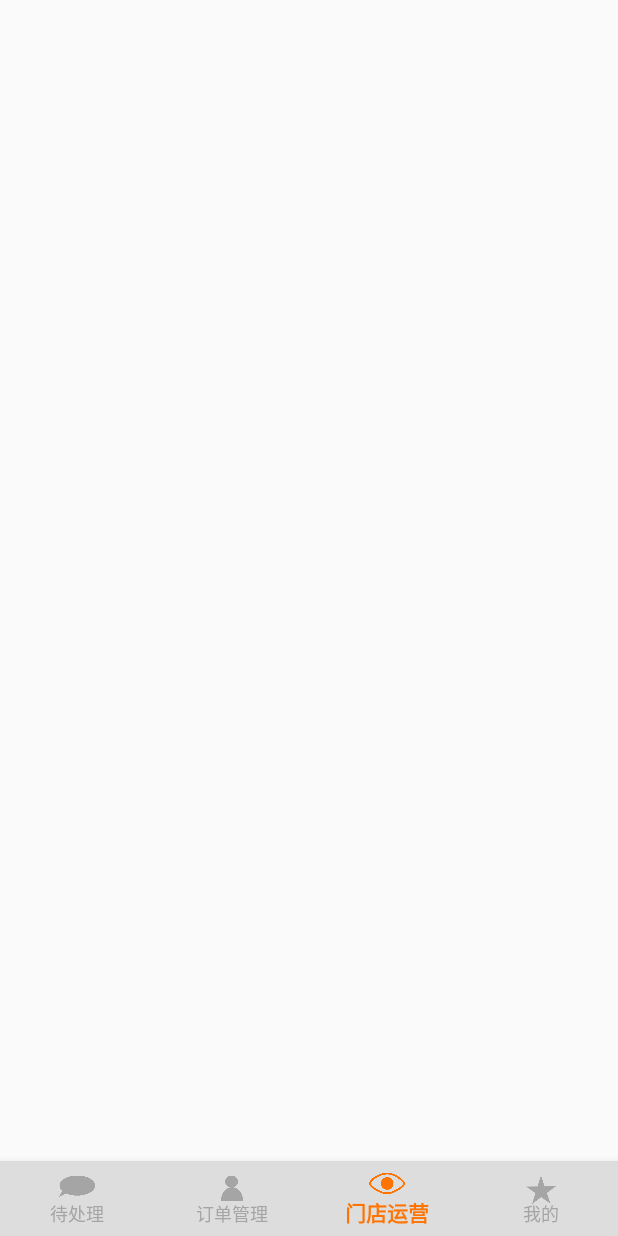
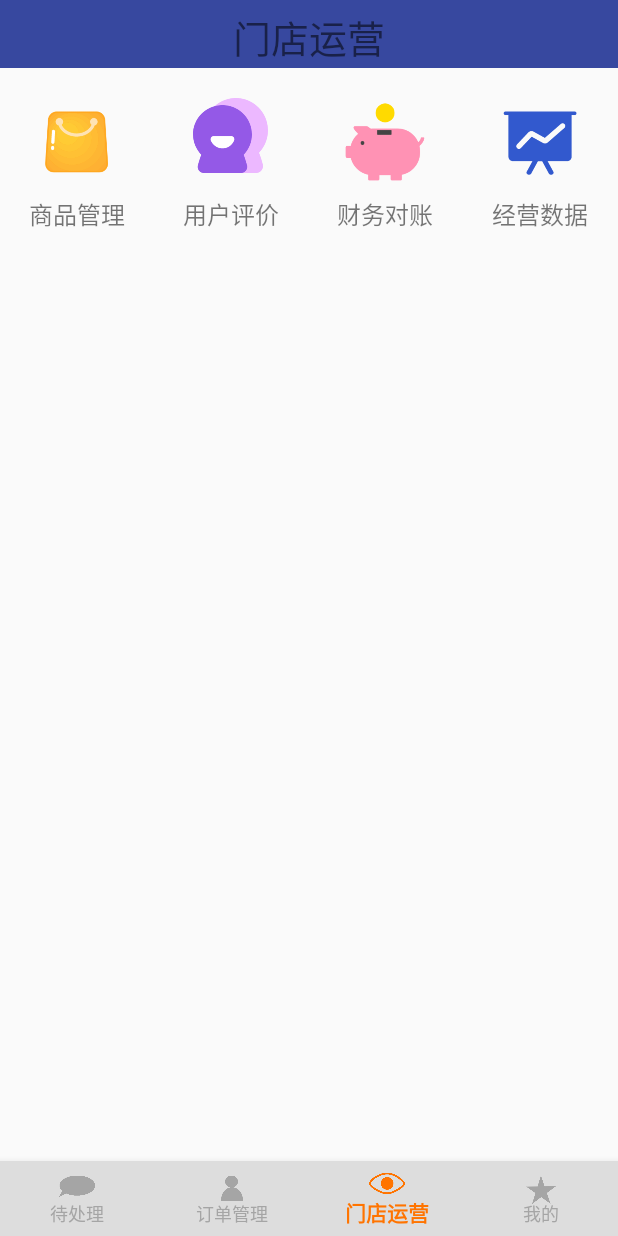
Before and after one commit to a786933542/PLB, an Android app: the screen it shows after launch (MainActivity), item 3 of the bottom bar chosen, on a phone screen of 412 x 824 dp. Run offline under Robolectric (Android 15) with nearby library versions, the phone set to English and light mode, and no system bars.

Commit message:
operating

```diff
--- a/app/build.gradle
+++ b/app/build.gradle
@@ -4,7 +4,7 @@ android {
     compileSdkVersion 28
     defaultConfig {
         applicationId "com.example.administrator.plb"
-        minSdkVersion 22
+        minSdkVersion 19
         targetSdkVersion 28
         versionCode 1
         versionName "1.0"
@@ -26,4 +26,5 @@ dependencies {
     androidTestImplementation 'com.android.support.test:runner:1.0.2'
     androidTestImplementation 'com.android.support.test.espresso:espresso-core:3.0.2'
     implementation 'com.android.support:design:28.0.0'
+    implementation files('libs/LayoutCreator1.4.jar')
 }
--- a/app/src/main/java/com/example/administrator/plb/activity/MainActivity.java
+++ b/app/src/main/java/com/example/administrator/plb/activity/MainActivity.java
@@ -27,8 +27,6 @@ import java.util.ArrayList;
 import java.util.List;
 
 public class MainActivity extends AppCompatActivity implements View.OnClickListener{
-
-
     private ViewPager viewPager;
     private BottomNavigationView bottomView;
     private FragmentAdapter adapter;
--- a/app/src/main/res/layout/fragment_operating.xml
+++ b/app/src/main/res/layout/fragment_operating.xml
@@ -1,6 +1,114 @@
 <?xml version="1.0" encoding="utf-8"?>
-<android.support.constraint.ConstraintLayout
-    xmlns:android="http://schemas.android.com/apk/res/android" android:layout_width="match_parent"
-    android:layout_height="match_parent">
+<LinearLayout
+    xmlns:android="http://schemas.android.com/apk/res/android"
+    android:layout_width="match_parent"
+    android:layout_height="match_parent"
+    android:orientation="vertical">
+    <include layout="@layout/operating_head"/>
+    <LinearLayout
+        android:id="@+id/manager"
+        android:layout_width="match_parent"
+        android:layout_height="wrap_content"
+        android:orientation="horizontal"
+        android:layout_marginTop="20dp">
+        <LinearLayout
+            android:layout_width="0dp"
+            android:layout_weight="1"
+            android:layout_height="wrap_content"
+            android:orientation="vertical"
+            android:gravity="center">
+            <ImageView
+                android:layout_width="60dp"
+                android:layout_height="60dp"
+                android:gravity="center"
+                android:padding="5dp"
+                android:background="@mipmap/shop"
+               />
+            <TextView
+                android:layout_width="wrap_content"
+                android:layout_height="match_parent"
+                android:text="商品管理"
+                android:gravity="center"
+                android:textSize="16dp"
+                android:padding="5dp"
+                />
 
-</android.support.constraint.ConstraintLayout>
+        </LinearLayout>
+        <LinearLayout
+            android:id="@+id/evaluation"
+            android:layout_width="0dp"
+            android:layout_weight="1"
+            android:layout_height="wrap_content"
+            android:orientation="vertical"
+            android:gravity="center">
+            <ImageView
+                android:layout_width="50dp"
+                android:layout_height="50dp"
+                android:gravity="center"
+                android:padding="5dp"
+                android:background="@mipmap/evaluation"
+                />
+            <TextView
+                android:layout_width="wrap_content"
+                android:layout_height="match_parent"
+                android:text="用户评价"
+                android:gravity="center"
+                android:textSize="16dp"
+                android:layout_marginTop="10dp"
+                android:padding="5dp"
+                />
+
+        </LinearLayout>
+        <LinearLayout
+            android:id="@+id/financial"
+            android:layout_width="0dp"
+            android:layout_weight="1"
+            android:layout_height="wrap_content"
+            android:orientation="vertical"
+            android:gravity="center">
+            <ImageView
+                android:layout_width="60dp"
+                android:layout_height="60dp"
+                android:gravity="center"
+                android:padding="5dp"
+                android:background="@mipmap/financial"
+                />
+            <TextView
+                android:layout_width="wrap_content"
+                android:layout_height="match_parent"
+                android:text="财务对账"
+                android:gravity="center"
+                android:textSize="16dp"
+                android:padding="5dp"
+                />
+
+        </LinearLayout>
+        <LinearLayout
+            android:id="@+id/data"
+            android:layout_width="0dp"
+            android:layout_weight="1"
+            android:layout_height="wrap_content"
+            android:orientation="vertical"
+            android:gravity="center">
+            <ImageView
+                android:layout_width="60dp"
+                android:layout_height="60dp"
+                android:gravity="center"
+                android:padding="5dp"
+                android:background="@mipmap/data"
+                />
+            <TextView
+                android:layout_width="wrap_content"
+                android:layout_height="match_parent"
+                android:text="经营数据"
+                android:gravity="center"
+                android:textSize="16dp"
+                android:padding="5dp"
+                />
+
+        </LinearLayout>
+    </LinearLayout>
+
+
+
+</LinearLayout>
--- /dev/null
+++ b/app/src/main/res/layout/operating_head.xml
@@ -0,0 +1,21 @@
+<?xml version="1.0" encoding="utf-8"?>
+<LinearLayout xmlns:android="http://schemas.android.com/apk/res/android"
+    android:layout_width="match_parent"
+    android:layout_height="wrap_content"
+    android:orientation="vertical">
+
+    <LinearLayout
+        android:layout_width="match_parent"
+        android:layout_height="45dp"
+        android:background="#37489f">
+        <TextView
+            android:layout_width="match_parent"
+            android:layout_height="match_parent"
+            android:text="门店运营"
+            android:gravity="center"
+            android:textSize="25dp"
+            android:padding="5dp"/>
+
+    </LinearLayout>
+
+</LinearLayout>
```
Also changed, not shown: app/src/main/AndroidManifest.xml (+6 -5 lines), app/src/main/java/com/example/administrator/plb/fragment/OperatingFragment.java (+52 -2 lines), app/src/main/java/com/example/administrator/plb/operating/operating_data.java (added, +15 -0 lines), app/src/main/java/com/example/administrator/plb/operating/operating_evaluation.java (added, +15 -0 lines), app/src/main/java/com/example/administrator/plb/operating/operating_financial.java (added, +15 -0 lines), app/src/main/java/com/example/administrator/plb/operating/operating_manager.java (added, +15 -0 lines), app/src/main/res/layout/activity_operating_data.xml (added, +9 -0 lines), app/src/main/res/layout/activity_operating_evaluation.xml (added, +9 -0 lines), app/src/main/res/layout/activity_operating_financial.xml (added, +9 -0 lines), app/src/main/res/layout/activity_operating_manager.xml (added, +9 -0 lines), app/libs/LayoutCreator1.4.jar (added), app/src/main/res/mipmap-mdpi/data.png (added), app/src/main/res/mipmap-mdpi/evaluation.png (added), app/src/main/res/mipmap-mdpi/financial.png (added), 1 more files.
